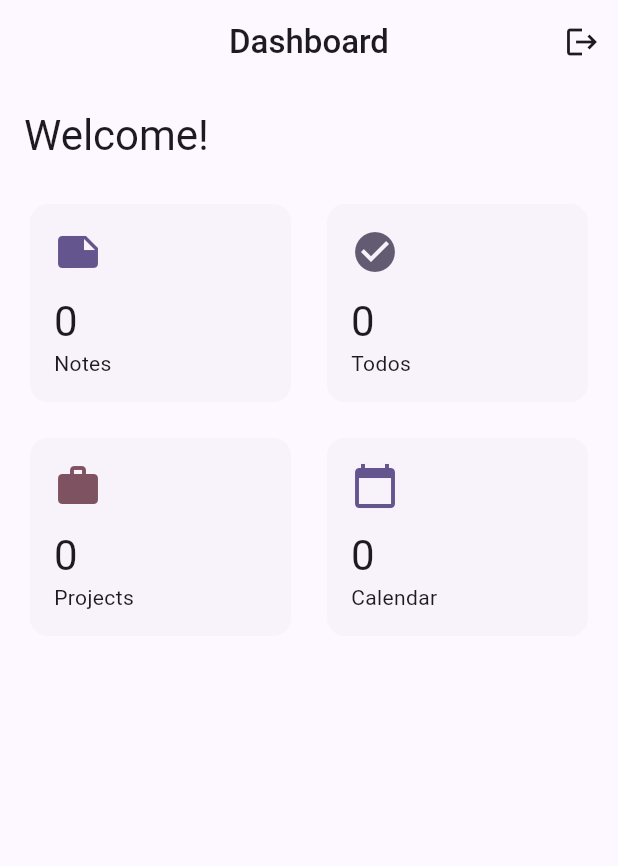
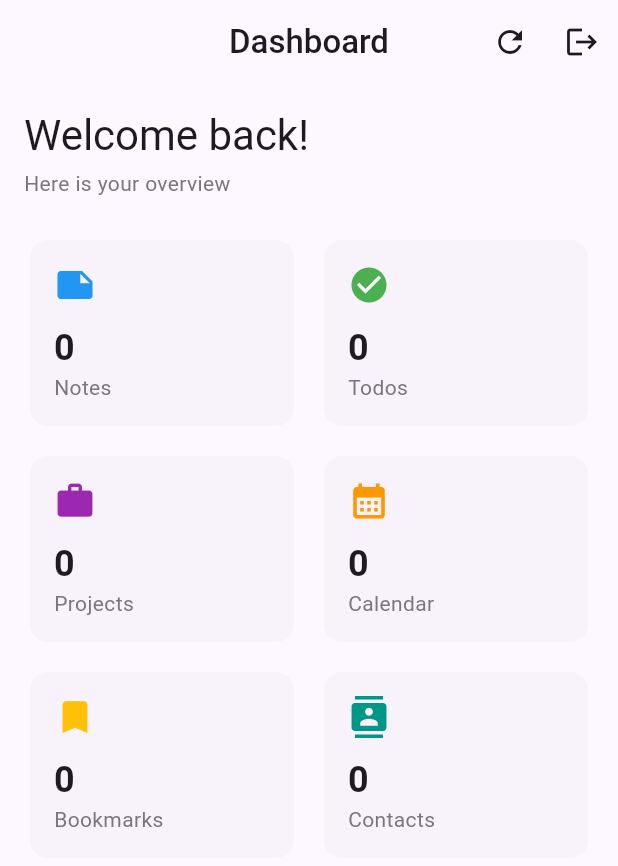
Before and after one commit to lablogics/LifeLab, a Flutter app: the DashboardScreen screen opened by its route, after a tap on the "logout" icon, on a phone screen of 412 x 824 dp. Shown: the top 866 px of the screen. Run offline on Flutter 3.47's test engine with Material 3 defaults, Android fonts, the phone set to English and light mode, and no system bars; our stand-ins replace dio, flutter_riverpod, flutter_secure_storage, go_router, isar; accounts and stored records are empty; generated files the repository leaves out were written again; network calls fail.

Commit message:
feat: wire Dashboard to real API stats from /api/dashboard/stats
- DashboardStats model with notes, todos, bookmarks, contacts counts
- DashboardNotifier fetches from /stats endpoint
- Dashboard shows real counts with today/overdue subtitles
- Stat cards navigate to respective features on tap
- Pull-to-refresh support

```diff
--- a/lib/features/dashboard/presentation/dashboard_screen.dart
+++ b/lib/features/dashboard/presentation/dashboard_screen.dart
@@ -1,37 +1,160 @@
 import 'package:flutter/material.dart';
 import 'package:flutter_riverpod/flutter_riverpod.dart';
+import 'package:go_router/go_router.dart';
+import 'package:lifelab_core/api/api_client.dart';
+import 'package:lifelab_core/api/endpoints.dart';
 import 'package:lifelab_core/di/core_providers.dart';
+import 'package:lifelab_core/auth/auth_provider.dart';
+
+class DashboardStats {
+  final int notes;
+  final int projects;
+  final int todos;
+  final int bookmarks;
+  final int contacts;
+  final int? notesToday;
+  final int? todosToday;
+  final int? todosOverdue;
+
+  const DashboardStats({
+    this.notes = 0, this.projects = 0, this.todos = 0,
+    this.bookmarks = 0, this.contacts = 0,
+    this.notesToday, this.todosToday, this.todosOverdue,
+  });
+}
+
+class DashboardState {
+  final DashboardStats? stats;
+  final bool isLoading;
+  final String? error;
+  const DashboardState({this.stats, this.isLoading = false, this.error});
+  DashboardState copyWith({DashboardStats? stats, bool? isLoading, String? error}) {
+    return DashboardState(stats: stats ?? this.stats, isLoading: isLoading ?? this.isLoading, error: error);
+  }
+}
+
+class DashboardNotifier extends StateNotifier<DashboardState> {
+  final ApiClient _api;
+  DashboardNotifier(this._api) : super(const DashboardState(isLoading: true)) {
+    loadStats();
+  }
+
+  Future<void> loadStats() async {
+    state = state.copyWith(isLoading: true);
+    try {
+      final r = await _api.dio.dio.get('${Endpoints.dashboard}/stats');
+      final data = r.data as Map<String, dynamic>;
+      state = state.copyWith(
+        stats: DashboardStats(
+          notes: (data['notes'] as Map<String, dynamic>?)?['total'] as int? ?? 0,
+          notesToday: (data['notes'] as Map<String, dynamic>?)?['today'] as int?,
+          projects: 0,
+          todos: (data['todos'] as Map<String, dynamic>?)?['total'] as int? ?? 0,
+          todosToday: (data['todos'] as Map<String, dynamic>?)?['today'] as int?,
+          todosOverdue: (data['todos'] as Map<String, dynamic>?)?['overdue'] as int?,
+          bookmarks: (data['bookmarks'] as Map<String, dynamic>?)?['total'] as int? ?? 0,
+          contacts: (data['contacts'] as Map<String, dynamic>?)?['total'] as int? ?? 0,
+        ),
+        isLoading: false,
+      );
+    } catch (e) {
+      state = state.copyWith(isLoading: false, error: e.toString());
+    }
+  }
+}
+
+final dashboardProvider = StateNotifierProvider<DashboardNotifier, DashboardState>((ref) {
+  return DashboardNotifier(ref.watch(apiClientProvider));
+});
 
 class DashboardScreen extends ConsumerWidget {
   const DashboardScreen({super.key});
 
   @override
   Widget build(BuildContext context, WidgetRef ref) {
-    final authState = ref.watch(authProvider);
+    final state = ref.watch(dashboardProvider);
+    final theme = Theme.of(context);
+
     return Scaffold(
       appBar: AppBar(
         title: const Text('Dashboard'),
-        actions: [IconButton(icon: const Icon(Icons.logout), onPressed: () => ref.read(authProvider.notifier).logout())],
+        actions: [
+          IconButton(
+            icon: const Icon(Icons.refresh),
+            onPressed: () => ref.read(dashboardProvider.notifier).loadStats(),
           ),
-      body: SingleChildScrollView(
-        padding: const EdgeInsets.all(16.0),
-        child: Column(
-          crossAxisAlignment: CrossAxisAlignment.start,
+          IconButton(
+            icon: const Icon(Icons.logout),
+            onPressed: () async {
+              await ref.read(authProvider.notifier).logout();
+              if (context.mounted) context.go('/login');
+            },
+          ),
+        ],
+      ),
+      body: state.isLoading
+          ? const Center(child: CircularProgressIndicator())
+          : RefreshIndicator(
+              onRefresh: () => ref.read(dashboardProvider.notifier).loadStats(),
+              child: ListView(
+                padding: const EdgeInsets.all(16),
                 children: [
-            Text('Welcome${authState.name != null ? ', ${authState.name}' : ''}!',
-                style: Theme.of(context).textTheme.headlineMedium),
+                  Text('Welcome back!', style: theme.textTheme.headlineMedium),
+                  const SizedBox(height: 4),
+                  Text('Here is your overview', style: theme.textTheme.bodyMedium?.copyWith(color: theme.colorScheme.outline)),
                   const SizedBox(height: 24),
-            Row(children: [
-              _StatCard(title: 'Notes', value: '0', icon: Icons.note, color: Theme.of(context).colorScheme.primary),
-              const SizedBox(width: 16),
-              _StatCard(title: 'Todos', value: '0', icon: Icons.check_circle, color: Theme.of(context).colorScheme.secondary),
-            ]),
-            const SizedBox(height: 16),
-            Row(children: [
-              _StatCard(title: 'Projects', value: '0', icon: Icons.work, color: Theme.of(context).colorScheme.tertiary),
-              const SizedBox(width: 16),
-              _StatCard(title: 'Calendar', value: '0', icon: Icons.calendar_today, color: Theme.of(context).colorScheme.primary),
-            ]),
+                  // Stats grid
+                  Row(
+                    children: [
+                      Expanded(child: _StatCard(
+                        title: 'Notes',
+                        count: state.stats?.notes ?? 0,
+                        subtitle: state.stats?.notesToday != null ? '+${state.stats!.notesToday} today' : null,
+                        icon: Icons.note,
+                        color: Colors.blue,
+                        onTap: () => context.go('/notes'),
+                      )),
+                      const SizedBox(width: 12),
+                      Expanded(child: _StatCard(
+                        title: 'Todos',
+                        count: state.stats?.todos ?? 0,
+                        subtitle: state.stats?.todosOverdue != null && state.stats!.todosOverdue! > 0
+                            ? '${state.stats!.todosOverdue} overdue'
+                            : state.stats?.todosToday != null ? '+${state.stats!.todosToday} today' : null,
+                        icon: Icons.check_circle,
+                        color: Colors.green,
+                        onTap: () => context.go('/todos'),
+                      )),
+                    ],
+                  ),
+                  const SizedBox(height: 12),
+                  Row(
+                    children: [
+                      Expanded(child: _StatCard(
+                        title: 'Projects', count: 0, icon: Icons.work, color: Colors.purple,
+                        onTap: () => context.go('/projects'),
+                      )),
+                      const SizedBox(width: 12),
+                      Expanded(child: _StatCard(
+                        title: 'Calendar', count: 0, icon: Icons.calendar_month, color: Colors.orange,
+                        onTap: () => context.go('/calendar'),
+                      )),
+                    ],
+                  ),
+                  const SizedBox(height: 12),
+                  Row(
+                    children: [
+                      Expanded(child: _StatCard(
+                        title: 'Bookmarks', count: state.stats?.bookmarks ?? 0,
+                        icon: Icons.bookmark, color: Colors.amber, onTap: () {},
+                      )),
+                      const SizedBox(width: 12),
+                      Expanded(child: _StatCard(
+                        title: 'Contacts', count: state.stats?.contacts ?? 0,
+                        icon: Icons.contacts, color: Colors.teal, onTap: () {},
+                      )),
+                    ],
+                  ),
                 ],
               ),
             ),
@@ -40,23 +163,41 @@ class DashboardScreen extends ConsumerWidget {
 }
 
 class _StatCard extends StatelessWidget {
-  final String title, value;
+  final String title;
+  final int count;
+  final String? subtitle;
   final IconData icon;
   final Color color;
-  const _StatCard({required this.title, required this.value, required this.icon, required this.color});
+  final VoidCallback onTap;
+
+  const _StatCard({
+    required this.title, required this.count, required this.icon,
+    required this.color, required this.onTap, this.subtitle,
+  });
 
   @override
   Widget build(BuildContext context) {
-    return Expanded(
-      child: Card(
+    final theme = Theme.of(context);
+    return Card(
+      child: InkWell(
+        onTap: onTap,
+        borderRadius: BorderRadius.circular(12),
         child: Padding(
-          padding: const EdgeInsets.all(16.0),
-          child: Column(crossAxisAlignment: CrossAxisAlignment.start, children: [
-            Icon(icon, color: color, size: 32),
+          padding: const EdgeInsets.all(16),
+          child: Column(
+            crossAxisAlignment: CrossAxisAlignment.start,
+            children: [
+              Icon(icon, color: color, size: 28),
               const SizedBox(height: 12),
-            Text(value, style: Theme.of(context).textTheme.headlineMedium),
-            Text(title, style: Theme.of(context).textTheme.bodyMedium),
-          ]),
+              Text('$count', style: theme.textTheme.headlineSmall?.copyWith(fontWeight: FontWeight.bold)),
+              Text(title, style: theme.textTheme.bodyMedium?.copyWith(color: theme.colorScheme.outline)),
+              if (subtitle != null)
+                Padding(
+                  padding: const EdgeInsets.only(top: 4),
+                  child: Text(subtitle!, style: theme.textTheme.labelSmall?.copyWith(color: color)),
+                ),
+            ],
+          ),
         ),
       ),
     );
```
Lines whose indentation alone changed are shown as unchanged.
